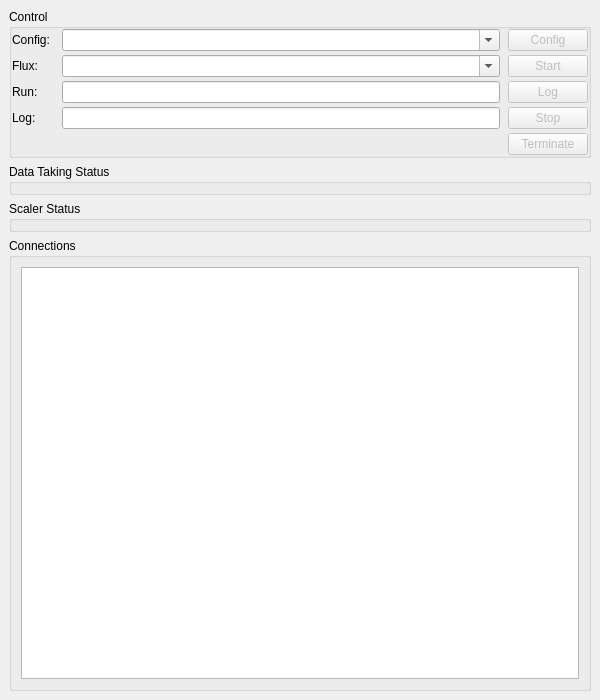
This is gui/ui/euRun.ui in diamondIPP/eudaq-drs4 as Qt 5 draws it before an edit. The edited form follows.
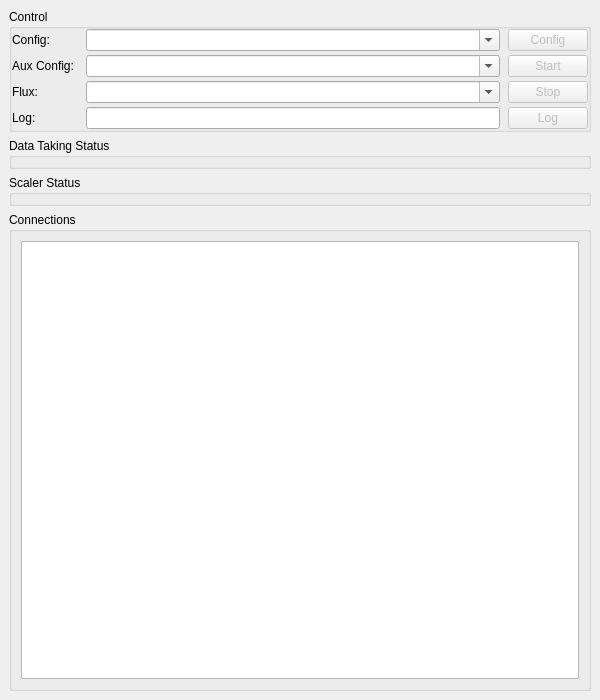
This is the edited form. Icons and pictures are not drawn.

Commit message: update gui and add auxiliar config field

```diff
--- a/gui/ui/euRun.ui
+++ b/gui/ui/euRun.ui
@@ -94,6 +94,28 @@
         </widget>
        </item>
        <item row="2" column="1">
+       <widget class="QComboBox" name="cmbAuxConfig">
+        <property name="sizePolicy">
+         <sizepolicy hsizetype="Expanding" vsizetype="Fixed">
+          <horstretch>0</horstretch>
+          <verstretch>0</verstretch>
+         </sizepolicy>
+        </property>
+        <property name="toolTip">
+         <string>Select auxiliary configuration to use</string>
+        </property>
+        <property name="editable">
+         <bool>true</bool>
+        </property>
+        <property name="maxVisibleItems">
+         <number>16</number>
+        </property>
+        <property name="insertPolicy">
+         <enum>QComboBox::InsertAlphabetically</enum>
+        </property>
+       </widget>
+      </item>
+       <item row="3" column="1">
         <widget class="QComboBox" name="cmbFlux">
          <property name="sizePolicy">
           <sizepolicy hsizetype="Expanding" vsizetype="Fixed">
@@ -115,13 +137,6 @@
          </property>
         </widget>
        </item>
-       <item row="3" column="1">
-        <widget class="QLineEdit" name="txtRunmsg">
-         <property name="toolTip">
-          <string>An optional message to add to the Run</string>
-         </property>
-        </widget>
-       </item>
        <item row="4" column="1">
         <widget class="QLineEdit" name="txtLogmsg">
          <property name="toolTip">
@@ -129,7 +144,7 @@
          </property>
         </widget>
        </item>
-       <item row="3" column="2">
+       <item row="4" column="2">
         <widget class="QPushButton" name="btnLog">
          <property name="enabled">
           <bool>false</bool>
@@ -152,14 +167,14 @@
        <item row="2" column="0">
         <widget class="QLabel" name="lblFlux">
          <property name="text">
-          <string>Flux: </string>
+          <string>Aux Config: </string>
          </property>
         </widget>
        </item>
        <item row="3" column="0">
         <widget class="QLabel" name="lblRunmsg">
          <property name="text">
-          <string>Run: </string>
+          <string>Flux: </string>
          </property>
         </widget>
        </item>
@@ -170,7 +185,7 @@
          </property>
         </widget>
        </item>
-       <item row="4" column="2">
+       <item row="3" column="2">
         <widget class="QPushButton" name="btnStop">
          <property name="enabled">
           <bool>false</bool>
@@ -183,19 +198,19 @@
          </property>
         </widget>
        </item>
-       <item row="5" column="2">
-        <widget class="QPushButton" name="btnTerminate">
-         <property name="enabled">
-          <bool>false</bool>
-         </property>
-         <property name="toolTip">
-          <string>Terminate the DAQ session</string>
-         </property>
-         <property name="text">
-          <string>Terminate</string>
-         </property>
-        </widget>
-       </item>
+<!--       <item row="5" column="2">-->
+<!--        <widget class="QPushButton" name="btnTerminate">-->
+<!--         <property name="enabled">-->
+<!--          <bool>false</bool>-->
+<!--         </property>-->
+<!--         <property name="toolTip">-->
+<!--          <string>Terminate the DAQ session</string>-->
+<!--         </property>-->
+<!--         <property name="text">-->
+<!--          <string>Terminate</string>-->
+<!--         </property>-->
+<!--        </widget>-->
+<!--       </item>-->
        <item row="1" column="2">
         <widget class="QPushButton" name="btnConfig">
          <property name="enabled">
```
Left out of the diff: 2 changed lines with no effect on the pictures. The commit also changes 5 other files.
